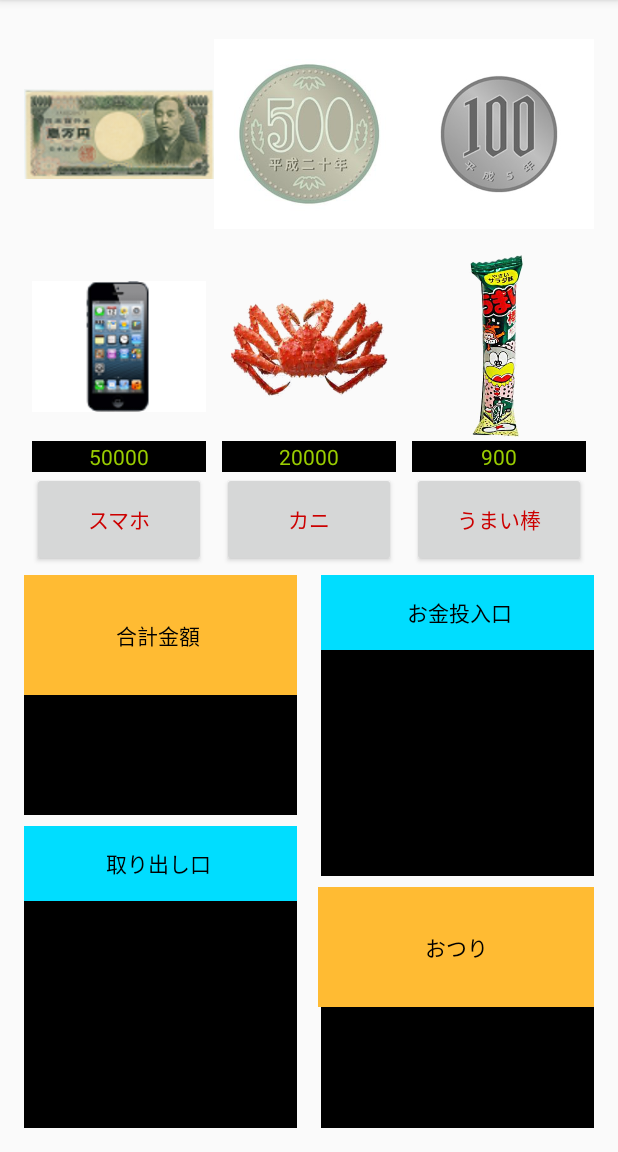
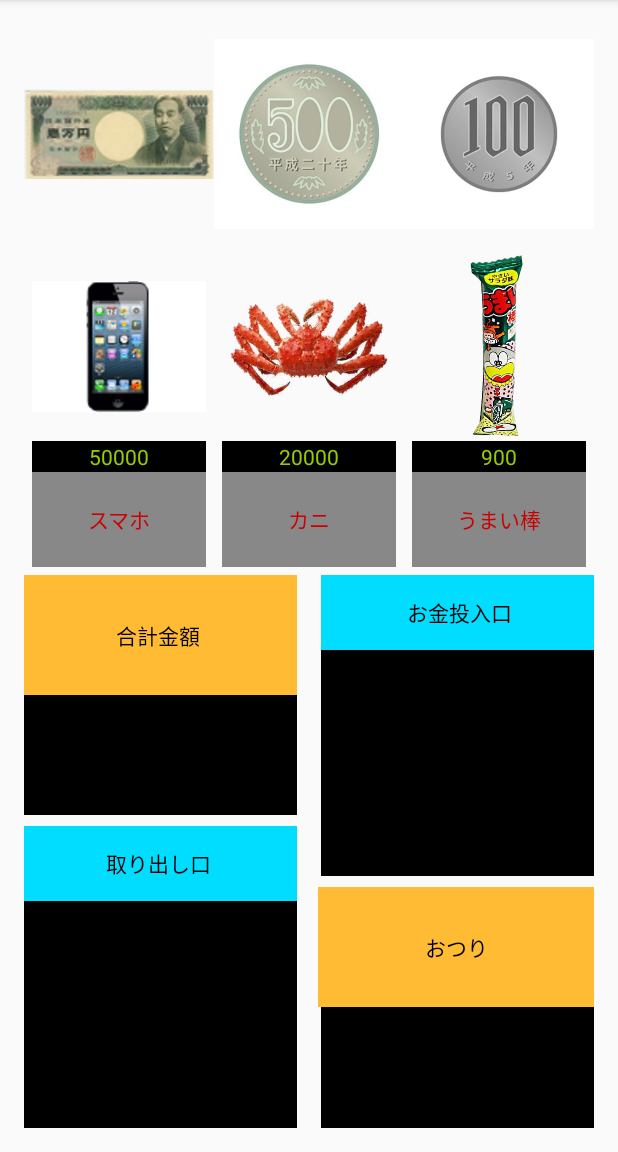
Before and after one commit to QuadESL/Sozan201605B, an Android app: the screen it shows after launch (MainActivity), on a phone screen of 412 x 824 dp, the part 84-1236 px from its top. Run offline under Robolectric (Android 15) with nearby library versions, the phone set to English and light mode, and no system bars; our stand-ins replace ButterKnife.

Commit message:
20165025 初期処理まで終了

```diff
--- a/MyJihankiB/app/src/main/java/jp/co/oec_o/oec0155/myjihankib/MainActivity.java
+++ b/MyJihankiB/app/src/main/java/jp/co/oec_o/oec0155/myjihankib/MainActivity.java
@@ -1,13 +1,98 @@
 package jp.co.oec_o.oec0155.myjihankib;
 
+import android.graphics.Color;
+import android.media.MediaPlayer;
+import android.os.Bundle;
 import android.support.v7.app.AppCompatActivity;
-import android.os.Bundle;
+import android.view.DragEvent;
+import android.view.View;
+import android.widget.Button;
+import android.widget.ImageView;
+import android.widget.TextView;
 
-public class MainActivity extends AppCompatActivity {
+import butterknife.BindView;
+import butterknife.ButterKnife;
 
+public class MainActivity extends AppCompatActivity implements View.OnDragListener {
+
+    @BindView(R.id.okane10000)
+    ImageView okane10000;
+    @BindView(R.id.okane500)
+    ImageView okane500;
+    @BindView(R.id.okane100)
+    ImageView okane100;
+    @BindView(R.id.syasin1)
+    ImageView syasin1;
+    @BindView(R.id.kakaku1)
+    TextView kakaku1;
+    @BindView(R.id.button1)
+    Button button1;
+    @BindView(R.id.syasin2)
+    ImageView syasin2;
+    @BindView(R.id.kakaku2)
+    TextView kakaku2;
+    @BindView(R.id.button2)
+    Button button2;
+    @BindView(R.id.syasin3)
+    ImageView syasin3;
+    @BindView(R.id.kakaku3)
+    TextView kakaku3;
+    @BindView(R.id.button3)
+    Button button3;
+    @BindView(R.id.goukeihyouji)
+    TextView goukeihyouji;
+    @BindView(R.id.toridasiguchi)
+    ImageView toridasiguchi;
+    @BindView(R.id.tounyuuguchi)
+    ImageView tounyuuguchi;
+    @BindView(R.id.oturihyouji)
+    TextView oturihyouji;
+
+    //投入金額を入れる変数
+    int tounyuukinngaku;
+    //合計金額を入れる変数
+    int goukeikingaku;
+    //おつりを入れる変数
+    int oturikingaku;
+    //商品１の価格を入れる変数
+    int kakaku1kingaku;
+    //商品2の価格を入れる変数
+    int kakaku2kingaku;
+    //商品3の価格を入れる変数
+    int kakaku3kingaku;
+    //お金を入れた時の音
+     MediaPlayer sound1;
+    //商品が出るときの音
+     MediaPlayer sound2;
     @Override
     protected void onCreate(Bundle savedInstanceState) {
         super.onCreate(savedInstanceState);
         setContentView(R.layout.activity_main);
+        ButterKnife.bind(this);
+        tounyuuguchi.setOnDragListener(this);
+        syokiSyori();
+    }
+
+    private void syokiSyori() {
+        buttonAllOff();
+        kakaku1kingaku = Integer.parseInt(kakaku1.getText().toString());
+        kakaku2kingaku = Integer.parseInt(kakaku2.getText().toString());
+        kakaku3kingaku = Integer.parseInt(kakaku3.getText().toString());
+        sound1 = MediaPlayer.create(this,R.raw.hyun1);
+        sound2 = MediaPlayer.create(this,R.raw.touch1);
+    }
+
+    private void buttonAllOff() {
+        button1.setEnabled(false);
+        button1.setBackgroundColor(Color.GRAY);
+        button2.setEnabled(false);
+        button2.setBackgroundColor(Color.GRAY);
+        button3.setEnabled(false);
+        button3.setBackgroundColor(Color.GRAY);
+    }
+
+    @Override
+    public boolean onDrag(View v, DragEvent event) {
+        return false;
     }
 }
--- a/MyJihankiB/app/src/main/res/layout/activity_main.xml
+++ b/MyJihankiB/app/src/main/res/layout/activity_main.xml
@@ -73,7 +73,7 @@
                     android:layout_height="0dp"
                     android:textAppearance="?android:attr/textAppearanceSmall"
                     android:text="50000"
-                    android:id="@+id/nedan1"
+                    android:id="@+id/kakaku1"
                     android:layout_weight="1"
                     android:gravity="center"
                     android:background="@android:color/black"
@@ -107,7 +107,7 @@
                     android:layout_height="0dp"
                     android:textAppearance="?android:attr/textAppearanceSmall"
                     android:text="20000"
-                    android:id="@+id/nedan2"
+                    android:id="@+id/kakaku2"
                     android:layout_weight="1"
                     android:gravity="center"
                     android:background="@android:color/black"
@@ -142,7 +142,7 @@
                     android:layout_height="0dp"
                     android:textAppearance="?android:attr/textAppearanceSmall"
                     android:text="900"
-                    android:id="@+id/nedan3"
+                    android:id="@+id/kakaku3"
                     android:layout_weight="1"
                     android:gravity="center"
                     android:textColor="@android:color/holo_green_light"
@@ -195,7 +195,7 @@
                         android:layout_width="match_parent"
                         android:layout_height="0dp"
                         android:textAppearance="?android:attr/textAppearanceSmall"
-                        android:id="@+id/foukeihyouji2"
+                        android:id="@+id/goukeihyouji"
                         android:layout_gravity="center_horizontal"
                         android:layout_weight="1"
                         android:background="@android:color/black"
@@ -218,7 +218,7 @@
                         android:layout_height="0dp"
                         android:textAppearance="?android:attr/textAppearanceSmall"
                         android:text="取り出し口"
-                        android:id="@+id/toridasiguchi"
+                        android:id="@+id/toridasiguchi1"
                         android:layout_gravity="center_horizontal"
                         android:layout_weight="1"
                         android:gravity="center"
@@ -230,11 +230,11 @@
                     <ImageView
                         android:layout_width="match_parent"
                         android:layout_height="0dp"
-                        android:id="@+id/toridaoiguchi"
                         android:layout_gravity="center_horizontal"
                         android:layout_weight="3"
                         android:background="@android:color/black"
-                        android:layout_marginRight="5dp" />
+                        android:layout_marginRight="5dp"
+                        android:id="@+id/toridasiguchi" />
 
                 </LinearLayout>
             </LinearLayout>
@@ -257,7 +257,7 @@
                         android:layout_height="0dp"
                         android:textAppearance="?android:attr/textAppearanceSmall"
                         android:text="お金投入口"
-                        android:id="@+id/tounyuuguchi"
+                        android:id="@+id/tounyuuguchi1"
                         android:layout_gravity="center_horizontal"
                         android:layout_weight="1"
                         android:gravity="center"
@@ -268,7 +268,7 @@
                     <ImageView
                         android:layout_width="match_parent"
                         android:layout_height="0dp"
-                        android:id="@+id/goukeihyuji1"
+                        android:id="@+id/tounyuuguchi"
                         android:layout_gravity="center_horizontal"
                         android:layout_weight="3"
                         android:background="@android:color/black"
@@ -300,7 +300,7 @@
                         android:layout_width="match_parent"
                         android:layout_height="0dp"
                         android:textAppearance="?android:attr/textAppearanceSmall"
-                        android:id="@+id/oturihyouji2"
+                        android:id="@+id/oturihyouji"
                         android:layout_gravity="center_horizontal"
                         android:layout_weight="1"
                         android:background="@android:color/black"
@@ -313,9 +313,4 @@
         </LinearLayout>
     </LinearLayout>
 
-    <ImageView
-        android:layout_width="wrap_content"
-        android:layout_height="wrap_content"
-        android:id="@+id/imageView5"
-        android:layout_gravity="right" />
 </LinearLayout>
```
